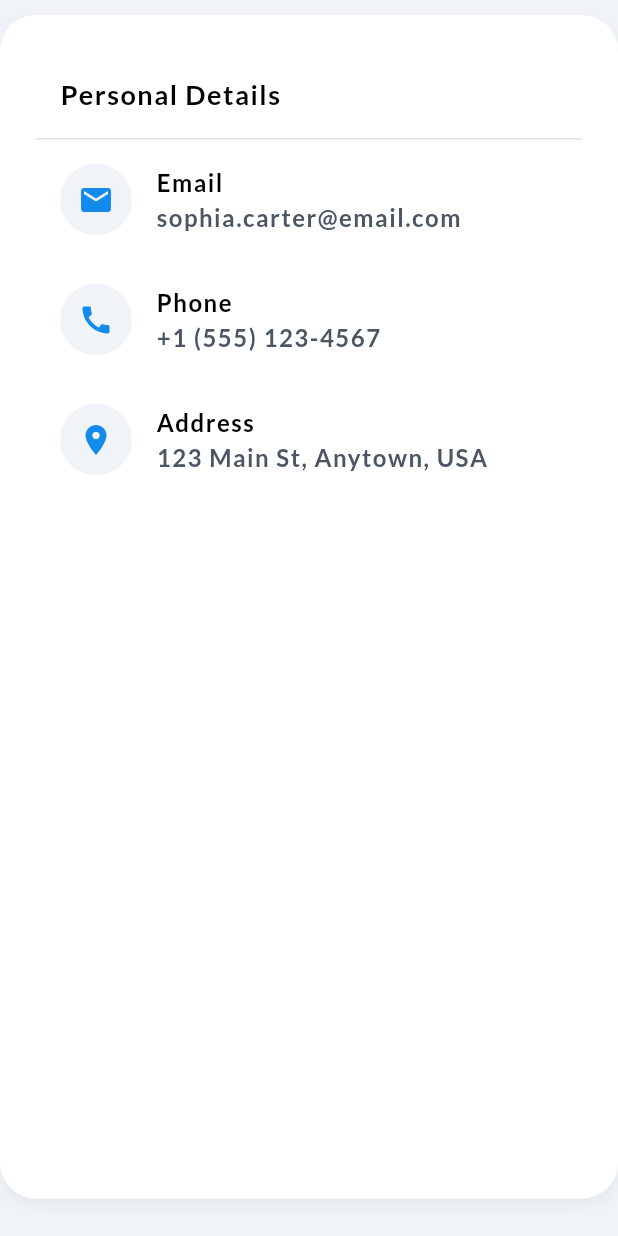
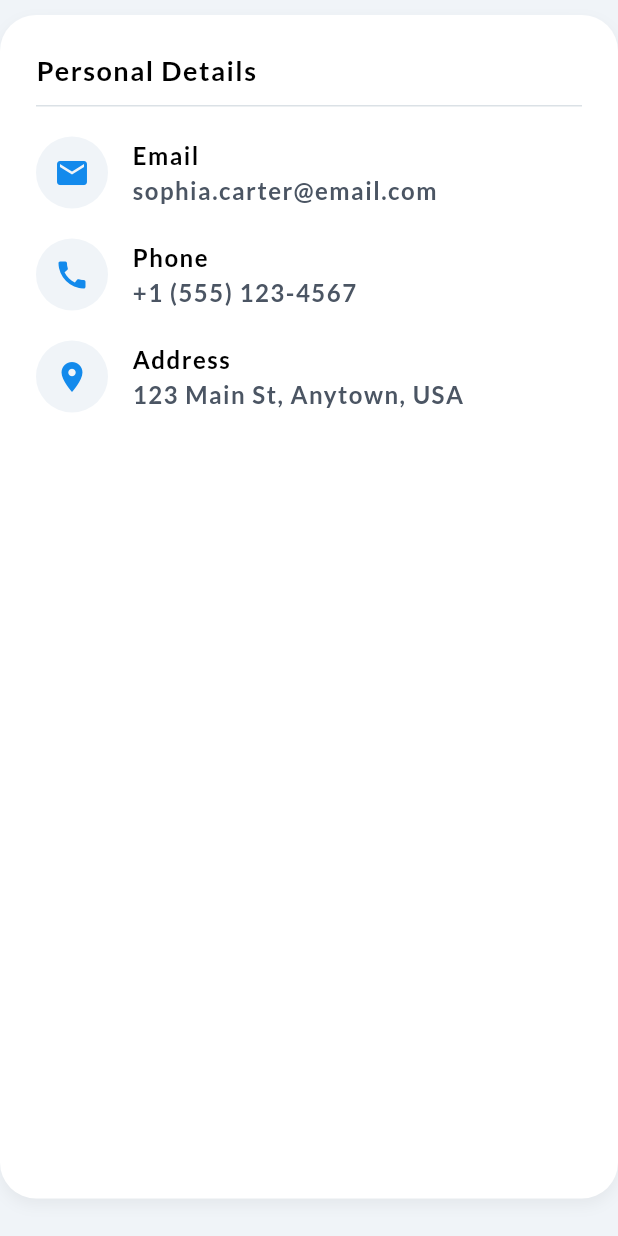
Before and after one commit to Sakhans0010/Kingdom-Care-Services-Apps, a Flutter app: the InfoSection widget shown alone on an empty page, opened directly, on a phone screen of 412 x 824 dp. Run offline on Flutter 3.47's test engine with Material 3 defaults, Android fonts, the phone set to English and light mode, and no system bars; our stand-ins replace country_code_picker, dio, flutter_easyloading, flutter_riverpod, flutter_secure_storage, fluttertoast and 2 more; missing offline and left inert: back_button_interceptor; accounts and stored records are empty; network calls fail.

Commit message:
some fixes

```diff
--- a/lib/modules/profile/widgets/info_item.dart
+++ b/lib/modules/profile/widgets/info_item.dart
@@ -21,8 +21,8 @@ class InfoItem extends StatelessWidget {
 
   @override
   Widget build(BuildContext context) {
-    return Container(
-      padding: const EdgeInsets.all(16),
+    return Padding(
+      padding: const EdgeInsets.symmetric(vertical: 10),
       child: Row(
         children: [
           Container(
--- a/lib/modules/profile/widgets/into_section.dart
+++ b/lib/modules/profile/widgets/into_section.dart
@@ -25,7 +25,8 @@ class InfoSection extends StatelessWidget {
         children: [
           Container(
             width: double.infinity,
-            padding: const EdgeInsets.all(16),
+            padding: const EdgeInsets.only(bottom: 10),
+            margin: const EdgeInsets.only(bottom: 10),
             decoration: BoxDecoration(
               border: Border(bottom: BorderSide(color: AppColors.borderColor)),
             ),
```
Also changed, not shown: lib/modules/profile/views/profile_screen.dart (+6 -4 lines).
